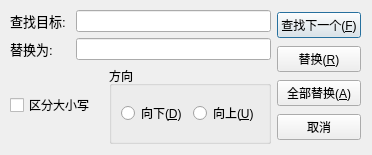
First picture: the form in replacedialog.ui, repository Ciky03/QT_lab2, before the edit.
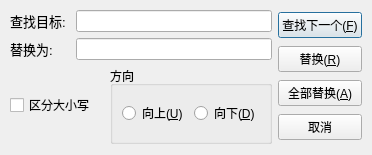
Second picture: the form after the edit.

Patch:
```diff
--- a/replacedialog.ui
+++ b/replacedialog.ui
@@ -30,7 +30,7 @@
     <rect>
      <x>10</x>
      <y>10</y>
-     <width>351</width>
+     <width>352</width>
      <height>134</height>
     </rect>
    </property>
@@ -125,14 +125,14 @@
            <item>
             <widget class="QRadioButton" name="radioButton_2">
              <property name="text">
-              <string>向下(&amp;D)</string>
+              <string>向上(&amp;U)</string>
              </property>
             </widget>
            </item>
            <item>
             <widget class="QRadioButton" name="rbDown">
              <property name="text">
-              <string>向上(&amp;U)</string>
+              <string>向下(&amp;D)</string>
              </property>
             </widget>
            </item>
```
Left out of the diff: 2 changed lines with no effect on the pictures.
